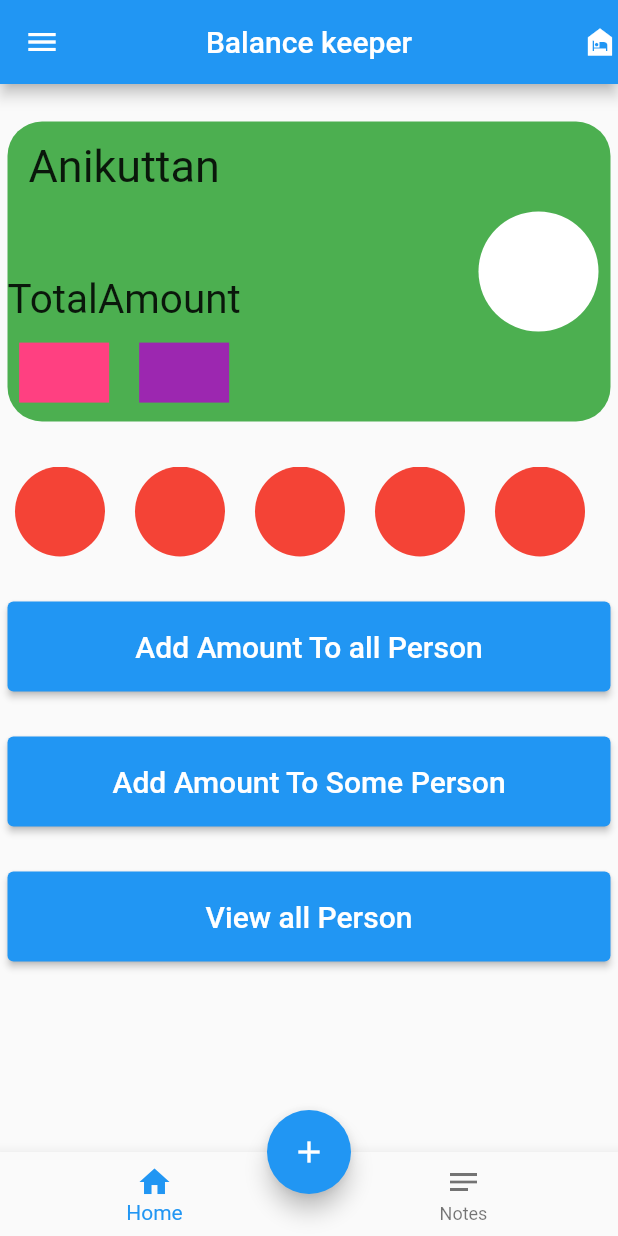
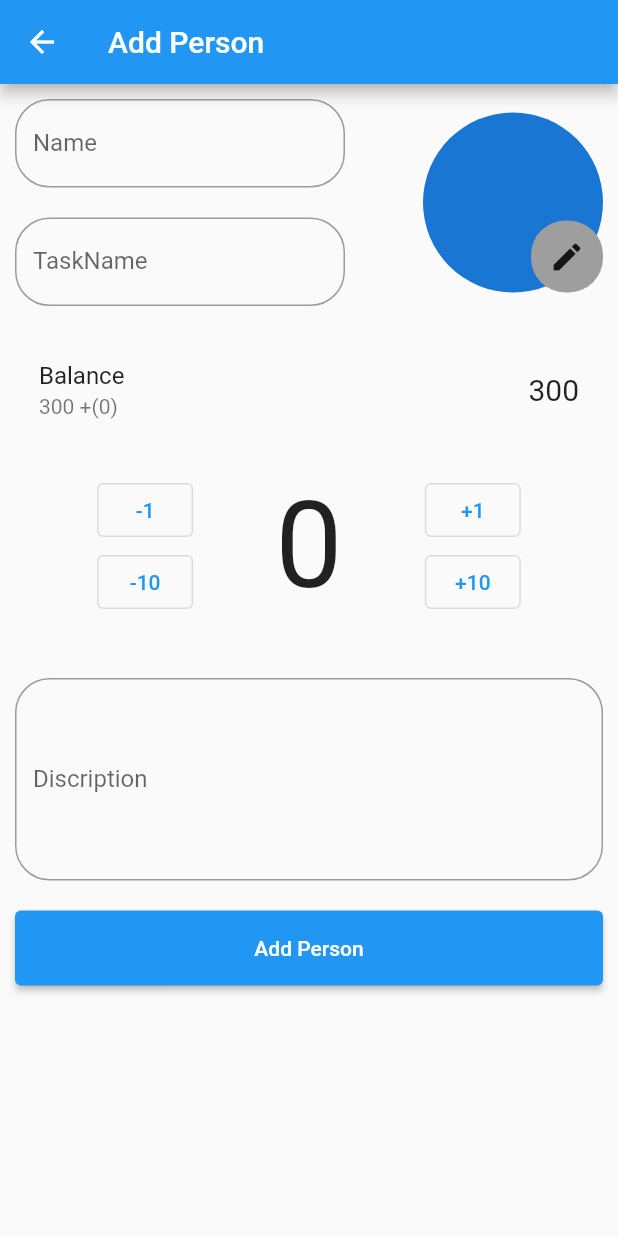
Before and after one commit to anivkuttan/Balance_keeper_sql, a Flutter app: the screen it shows after launch, after a tap on the "add" icon, on a phone screen of 412 x 824 dp. Run offline on Flutter 3.47's test engine with Material 2 defaults, Android fonts, the light colour scheme and no system bars; our stand-ins replace get.

Commit message:
validator added Controller aedded

```diff
--- /dev/null
+++ b/lib/Controllers/home_page_controller.dart
@@ -0,0 +1,8 @@
+import 'package:balance_keeper_sql/Models/person_model.dart';
+import 'package:get/get.dart';
+
+class HomePageController extends GetxController {
+  RxList<PersonModel> personList = <PersonModel>[
+    PersonModel(name: "Anikuttan", amount: 200, taskName: "TExt Task", discriptionText: 'This is discripition text'),
+  ].obs;
+}
--- a/lib/Models/person_model.dart
+++ b/lib/Models/person_model.dart
@@ -1,12 +1,12 @@
 class PersonModel {
   String name;
-  double amount;
+  int amount;
+  String? taskName;
   String? discriptionText;
-  String? taskName;
   PersonModel({
     required this.name,
     required this.amount,
+    this.taskName,
     this.discriptionText,
-    this.taskName,
   });
 }
--- a/lib/Pages/edit_page.dart
+++ b/lib/Pages/edit_page.dart
@@ -1,159 +1,228 @@
+import 'package:balance_keeper_sql/Controllers/home_page_controller.dart';
+import 'package:balance_keeper_sql/Models/person_model.dart';
 import 'package:flutter/material.dart';
+import 'package:get/get.dart';
 
-class EditPage extends StatefulWidget {
-  const EditPage({Key? key}) : super(key: key);
+class AddOrEditPage extends StatefulWidget {
+  final String button;
+  final PersonModel? editedPerson;
+  const AddOrEditPage(
+    this.button, {
+    Key? key,
+    this.editedPerson,
+  }) : super(key: key);
 
   @override
-  State<EditPage> createState() => _EditPageState();
+  State<AddOrEditPage> createState() => _AddOrEditPageState();
 }
 
-class _EditPageState extends State<EditPage> {
-  late TextEditingController nameController;
-  late TextEditingController taskNameController;
-  late TextEditingController discriptionController;
+class _AddOrEditPageState extends State<AddOrEditPage> {
+  TextEditingController nameController = TextEditingController();
+  TextEditingController taskNameController = TextEditingController();
+  TextEditingController discriptionController = TextEditingController();
+  int amountCounter = 0;
+  final controller = Get.find<HomePageController>();
   @override
   void initState() {
     super.initState();
-    nameController = TextEditingController();
-    taskNameController = TextEditingController();
-    discriptionController = TextEditingController();
+    var editedPerson = widget.editedPerson;
+    if (editedPerson != null) {
+      nameController.text = editedPerson.name;
+      taskNameController.text = editedPerson.taskName ?? '';
+      discriptionController.text = editedPerson.discriptionText ?? '';
+    }
   }
 
+  SizedBox sizeBox = const SizedBox(
+    height: 20,
+  );
+  final formKey = GlobalKey<FormState>();
   @override
   Widget build(BuildContext context) {
     return Scaffold(
       appBar: AppBar(
-        title: const Text('Edit Person'),
+        title: Text("${widget.button} Person"),
       ),
-      body: Center(
+      body: Form(
+        key: formKey,
+        // autovalidateMode: AutovalidateMode.always,
         child: Padding(
-        padding: const EdgeInsets.all(8.0),
+          padding: const EdgeInsets.symmetric(horizontal: 10, vertical: 10),
           child: SingleChildScrollView(
             child: Column(
               crossAxisAlignment: CrossAxisAlignment.start,
+              mainAxisAlignment: MainAxisAlignment.start,
               children: [
                 Row(
-                crossAxisAlignment: CrossAxisAlignment.center,
+                  mainAxisAlignment: MainAxisAlignment.spaceBetween,
+                  children: [
+                    Column(
                       children: [
                         SizedBox(
-                    width: 150,
-                    height: 100,
+                          width: 220,
                           child: TextFormField(
                             controller: nameController,
-                      decoration: const InputDecoration(
-                        label: Text('Name'),
-                        border: OutlineInputBorder(),
+                            decoration: InputDecoration(
+                              label: const Text('Name'),
+                              border: OutlineInputBorder(
+                                borderRadius: BorderRadius.circular(23),
                               ),
                             ),
+                            validator: (text) {
+                              if (text == null || text.isEmpty) {
+                                return 'Please Enter Name';
+                              }
+                              return null;
+                            },
                           ),
-                  const Spacer(),
+                        ),
+                        sizeBox,
+                        SizedBox(
+                          width: 220,
+                          child: TextFormField(
+                            controller: taskNameController,
+                            decoration: InputDecoration(
+                              label: const Text('TaskName'),
+                              border: OutlineInputBorder(
+                                borderRadius: BorderRadius.circular(23),
+                              ),
+                            ),
+                            validator: (text) {
+                              if (text == null || text.isEmpty) {
+                                return 'Please Enter Task Name';
+                              }
+                              return null;
+                            },
+                          ),
+                        ),
+                      ],
+                    ),
+                    Stack(
+                      children: [
                         const CircleAvatar(
                           radius: 60,
                         ),
+                        Positioned(
+                          bottom: 0,
+                          right: 0,
+                          child: Container(
+                            decoration: BoxDecoration(
+                              color: Colors.grey,
+                              borderRadius: BorderRadius.circular(23),
+                            ),
+                            child: IconButton(
+                              onPressed: () {},
+                              icon: const Icon(Icons.edit),
+                            ),
+                          ),
+                        )
+                      ],
+                    )
                   ],
                 ),
-              const SizedBox(
-                height: 10,
-              ),
-              TextFormField(
-                controller: taskNameController,
-                decoration: const InputDecoration(
-                  label: Text('TaskName'),
-                  border: OutlineInputBorder(),
+                sizeBox,
+                ListTile(
+                  title: const Text('Balance'),
+                  subtitle: Text("300 +($amountCounter)"),
+                  trailing: Text(
+                    '${300 + amountCounter}',
+                    style: const TextStyle(fontSize: 20),
                   ),
                 ),
-              const SizedBox(
-                height: 10,
-              ),
-              const Text(
-                'Add Amount',
-                textAlign: TextAlign.start,
-              ),
-              const SizedBox(
-                height: 20,
-              ),
+                sizeBox,
                 Row(
                   mainAxisAlignment: MainAxisAlignment.spaceEvenly,
-                children: const [
-                  SubButtonleft(),
-                  Text(
-                    '0',
-                    style: TextStyle(fontSize: 150),
+                  children: [
+                    Column(
+                      children: [
+                        OutlinedButton(
+                          onPressed: () {
+                            setState(() {
+                              amountCounter -= 1;
+                            });
+                          },
+                          child: const Text("-1"),
                         ),
-                  SubButtonRigth(),
+                        OutlinedButton(
+                          onPressed: () {
+                            setState(() {
+                              amountCounter -= 10;
+                            });
+                          },
+                          onLongPress: () {
+                            setState(() {
+                              amountCounter -= 100;
+                            });
+                          },
+                          child: const Text("-10"),
+                        ),
                       ],
                     ),
-              const ListTile(
-                title: Text('Balance'),
-                subtitle: Text('12+80'),
-                trailing: Text(
-                  '92',
-                  style: TextStyle(fontSize: 20),
+                    Text(
+                      '$amountCounter',
+                      style: const TextStyle(fontSize: 80),
+                    ),
+                    Column(
+                      children: [
+                        OutlinedButton(
+                          onPressed: () {
+                            setState(() {
+                              amountCounter += 1;
+                            });
+                          },
+                          child: const Text("+1"),
+                        ),
+                        OutlinedButton(
+                          onPressed: () {
+                            setState(() {
+                              amountCounter += 10;
+                            });
+                          },
+                          onLongPress: () {
+                            setState(() {
+                              amountCounter += 100;
+                            });
+                          },
+                          child: const Text("+10"),
+                        ),
+                      ],
+                    )
+                  ],
+                ),
+                const SizedBox(height: 40),
+                TextFormField(
+                  controller: discriptionController,
+                  decoration: InputDecoration(
+                    label: const Text('Discription'),
+                    border: OutlineInputBorder(
+                      borderRadius: BorderRadius.circular(23),
                     ),
                   ),
-              TextFormField(
-                controller: discriptionController,
-                decoration: const InputDecoration(
-                  label: Text('Discription'),
-                  border: OutlineInputBorder(),
+                  maxLines: 5,
                 ),
-                maxLines: 3,
-              ),
-              const SizedBox(
-                height: 20,
-              ),
+                sizeBox,
                 SizedBox(
                   width: double.infinity,
                   height: 50,
                   child: ElevatedButton(
-                  onPressed: () {},
-                  child: const Text('Discription'),
+                    onPressed: () {
+                      final isFormValitated = formKey.currentState!.validate();
+                      if (isFormValitated) {
+                        final name = nameController.text;
+                        final amount = amountCounter;
+                        PersonModel newPerson = PersonModel(name: name, amount: amount);
+                        controller.personList.add(newPerson);
+                        Navigator.pop(context);
+                      }
+                    },
+                    child: widget.button == "Edit" ? const Text("Update") : const Text('Add Person'),
                   ),
                 )
               ],
             ),
           ),
-      )),
+        ),
+      ),
     );
   }
 }
-
-class SubButtonleft extends StatelessWidget {
-  const SubButtonleft({Key? key}) : super(key: key);
-
-  @override
-  Widget build(BuildContext context) {
-    return Column(
-      children: [
-        OutlinedButton(
-          onPressed: () {},
-          child: const Text("-1"),
-        ),
-        OutlinedButton(
-          onPressed: () {},
-          child: const Text("-10"),
-        ),
-      ],
-    );
-  }
-}
-
-class SubButtonRigth extends StatelessWidget {
-  const SubButtonRigth({Key? key}) : super(key: key);
-
-  @override
-  Widget build(BuildContext context) {
-    return Column(
-      children: [
-        OutlinedButton(
-          onPressed: () {},
-          child: const Text("+1"),
-        ),
-        OutlinedButton(
-          onPressed: () {},
-          child: const Text("+10"),
-        ),
-      ],
-    );
-  }
-}
--- a/lib/Pages/home_page.dart
+++ b/lib/Pages/home_page.dart
@@ -1,6 +1,8 @@
+import 'package:balance_keeper_sql/Controllers/home_page_controller.dart';
 import 'package:balance_keeper_sql/Pages/edit_page.dart';
 import 'package:balance_keeper_sql/Pages/view_page.dart';
 import 'package:flutter/material.dart';
+import 'package:get/get.dart';
 
 class HomePage extends StatefulWidget {
   const HomePage({Key? key}) : super(key: key);
@@ -10,35 +12,8 @@ class HomePage extends StatefulWidget {
 }
 
 class _HomePageState extends State<HomePage> {
+  final controller = Get.put(HomePageController());
   List<Widget> item = [
-    const CircleAvatar(
-      backgroundColor: Colors.green,
-      radius: 30,
-    ),
-    const CircleAvatar(
-      backgroundColor: Colors.green,
-      radius: 30,
-    ),
-    const CircleAvatar(
-      backgroundColor: Colors.green,
-      radius: 30,
-    ),
-    const CircleAvatar(
-      backgroundColor: Colors.green,
-      radius: 30,
-    ),
-    const CircleAvatar(
-      backgroundColor: Colors.green,
-      radius: 30,
-    ),
-    const CircleAvatar(
-      backgroundColor: Colors.green,
-      radius: 30,
-    ),
-    const CircleAvatar(
-      backgroundColor: Colors.green,
-      radius: 30,
-    ),
     const CircleAvatar(
       backgroundColor: Colors.green,
       radius: 30,
@@ -79,9 +54,23 @@ class _HomePageState extends State<HomePage> {
                         ),
                         Row(
                           children: [
-                            Container(height: 40, width: 60, color: Colors.pinkAccent),
+                            Container(
+                              decoration: BoxDecoration(
+                                color: Colors.pink,
+                                borderRadius: BorderRadius.circular(23),
+                              ),
+                              height: 40,
+                              width: 60,
+                            ),
                             const SizedBox(width: 20),
-                            Container(height: 40, width: 60, color: Colors.purple),
+                            Container(
+                              height: 40,
+                              width: 60,
+                              decoration: BoxDecoration(
+                                color: const Color.fromARGB(255, 43, 18, 234),
+                                borderRadius: BorderRadius.circular(23),
+                              ),
+                            ),
                           ],
                         ),
                       ],
@@ -99,19 +88,33 @@ class _HomePageState extends State<HomePage> {
             SizedBox(
               height: 60,
               width: double.maxFinite,
-              child: ListView.separated(
+              child: Obx(() {
+                return ListView.separated(
                     scrollDirection: Axis.horizontal,
                     physics: const BouncingScrollPhysics(),
                     itemBuilder: (context, index) {
-                    return const CircleAvatar(
+                      return InkWell(
+                        onTap: () {
+                          Route route = MaterialPageRoute(builder: (context) {
+                            return  AddOrEditPage("Edit",editedPerson: controller.personList[index],);
+                          });
+                          Navigator.push(context, route);
+                        },
+                        child: CircleAvatar(
                           backgroundColor: Colors.red,
                           radius: 35,
+                          child: Text(
+                            controller.personList[index].name[0].toUpperCase(),
+                            style: const TextStyle(fontSize: 25, color: Colors.black),
+                          ),
+                        ),
                       );
                     },
                     separatorBuilder: (context, index) {
                       return const SizedBox(width: 10);
                     },
-                  itemCount: item.length),
+                    itemCount: controller.personList.length);
+              }),
             ),
             const SizedBox(height: 30),
             SizedBox(
@@ -130,12 +133,7 @@ class _HomePageState extends State<HomePage> {
               height: 60,
               width: double.maxFinite,
               child: ElevatedButton(
-                onPressed: () {
-                    Route route = MaterialPageRoute(builder: (context) {
-                    return const EditPage();
-                  });
-                  Navigator.of(context).push(route);
-                },
+                onPressed: () {},
                 child: const Text(
                   'Add Amount To Some Person',
                   style: TextStyle(fontSize: 20),
--- a/lib/Pages/starting_page.dart
+++ b/lib/Pages/starting_page.dart
@@ -1,6 +1,8 @@
 import 'package:balance_keeper_sql/Pages/home_page.dart';
 import 'package:balance_keeper_sql/Pages/notes_page.dart';
 import 'package:flutter/material.dart';
+
+import 'edit_page.dart';
 
 class StartingPage extends StatefulWidget {
   const StartingPage({Key? key}) : super(key: key);
@@ -38,7 +40,12 @@ class _StatingPageState extends State<StartingPage> {
         ],
       ),
       floatingActionButton: FloatingActionButton(
-        onPressed: () {},
+        onPressed: () {
+           Route route = MaterialPageRoute(builder: (context) {
+            return const  AddOrEditPage("Add");
+          });
+          Navigator.of(context).push(route);
+        },
         child: const Icon(Icons.add),
       ),
       floatingActionButtonLocation: FloatingActionButtonLocation.centerDocked,
```
Also changed, not shown: lib/Pages/view_page.dart (+22 -7 lines), lib/main.dart (line endings or trailing spaces). Lines whose indentation alone changed are shown as unchanged.
